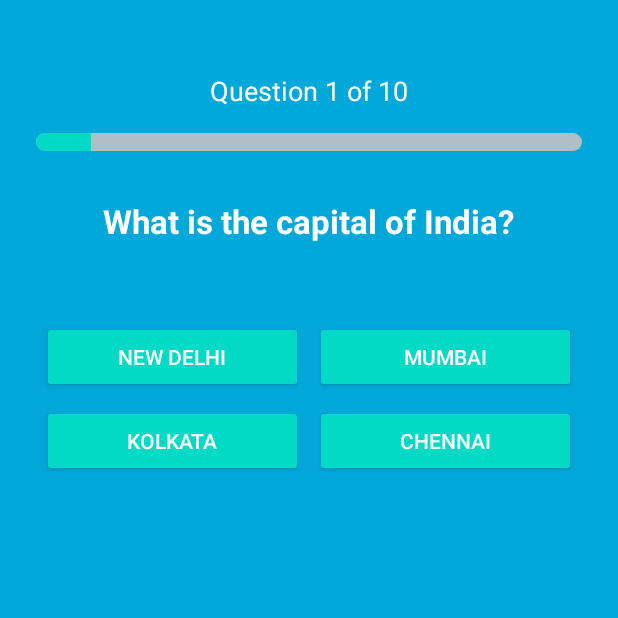
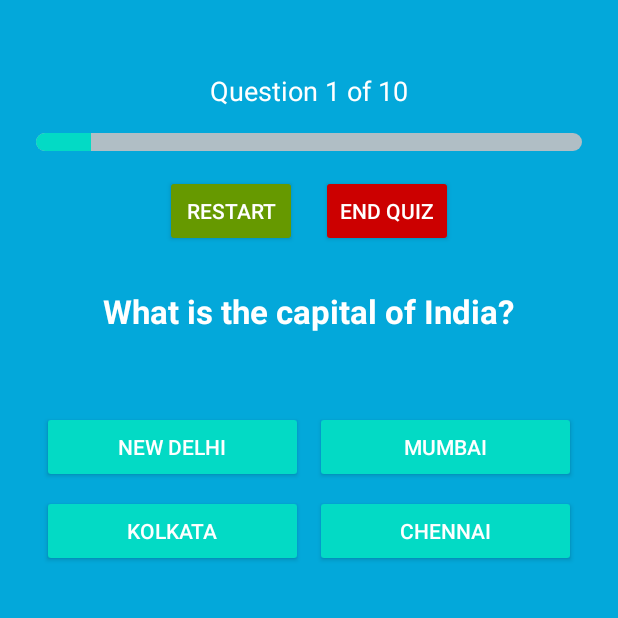
Before and after one commit to pranavpratheekmalleboyina/android-quizoku-app, an Android app: the MultiChoiceQuizActivity screen opened directly, with no data from a screen before it, on a phone screen of 412 x 824 dp, the top half of it. Run offline under Robolectric (Android 15) with nearby library versions, the phone set to English and light mode, and no system bars.

Commit message:
Added the restart and the end quiz buttons for both the modes

```diff
--- a/app/src/main/java/com/pranav/quizoku/MultiChoiceQuizActivity.java
+++ b/app/src/main/java/com/pranav/quizoku/MultiChoiceQuizActivity.java
@@ -15,7 +15,7 @@ import androidx.appcompat.app.AppCompatActivity;
 public class MultiChoiceQuizActivity extends AppCompatActivity {
 
     private TextView questionText, questionNumber;
-    private Button optionA, optionB, optionC, optionD;
+    private Button optionA, optionB, optionC, optionD, restartButton, endButton;
     private ProgressBar progressBar;
 
     private String[] questions = {
@@ -64,6 +64,9 @@ public class MultiChoiceQuizActivity extends AppCompatActivity {
         optionC = findViewById(R.id.option_c);
         optionD = findViewById(R.id.option_d);
 
+        restartButton = findViewById(R.id.restart_button);
+        endButton = findViewById(R.id.end_button);
+
         progressBar = findViewById(R.id.quiz_progress);
 
         soundPool = new SoundPool.Builder().setMaxStreams(2).build();
@@ -76,6 +79,28 @@ public class MultiChoiceQuizActivity extends AppCompatActivity {
         optionB.setOnClickListener(v -> checkAnswer(1));
         optionC.setOnClickListener(v -> checkAnswer(2));
         optionD.setOnClickListener(v -> checkAnswer(3));
+
+        restartButton.setOnClickListener(v -> {
+            new AlertDialog.Builder(this)
+                    .setTitle("End Quiz")
+                    .setMessage("Are you sure you want to end the quiz early? You would lose your progress.")
+                    .setPositiveButton("Yes", (dialog, which) -> {
+                        currentQuestion = 0;
+                        score = 0;
+                        updateQuestion();
+                    })
+                    .setNegativeButton("No", null)
+                    .show();
+        });
+
+        endButton.setOnClickListener(v -> {
+            new AlertDialog.Builder(this)
+                    .setTitle("End Quiz")
+                    .setMessage("Are you sure you want to end the quiz early? You would lose your progress.")
+                    .setPositiveButton("Yes", (dialog, which) -> showResultDialog())
+                    .setNegativeButton("No", null)
+                    .show();
+        });
     }
 
     private void updateQuestion() {
--- a/app/src/main/res/layout/activity_multi_choice_quiz.xml
+++ b/app/src/main/res/layout/activity_multi_choice_quiz.xml
@@ -28,6 +28,34 @@
         android:max="10"
         android:progressDrawable="@drawable/progress_bar_drawable" />
 
+    <LinearLayout
+        android:id="@+id/control_buttons"
+        android:layout_width="match_parent"
+        android:layout_height="wrap_content"
+        android:layout_below="@id/quiz_progress"
+        android:layout_marginTop="16dp"
+        android:orientation="horizontal"
+        android:gravity="center">
+
+        <Button
+            android:id="@+id/restart_button"
+            android:layout_width="wrap_content"
+            android:layout_height="wrap_content"
+            android:text="Restart"
+            android:layout_marginEnd="16dp"
+            android:backgroundTint="@android:color/holo_green_dark"
+            android:textColor="@android:color/white" />
+
+        <Button
+            android:id="@+id/end_button"
+            android:layout_width="wrap_content"
+            android:layout_height="wrap_content"
+            android:text="End Quiz"
+            android:backgroundTint="@android:color/holo_red_dark"
+            android:textColor="@android:color/white" />
+    </LinearLayout>
+
+
     <TextView
         android:id="@+id/mc_question"
         android:layout_width="wrap_content"
@@ -39,7 +67,7 @@
         android:gravity="center"
         android:layout_below="@id/question_number"
         android:layout_centerHorizontal="true"
-        android:layout_marginTop="60dp" />
+        android:layout_marginTop="120dp" />
 
     <GridLayout
         android:id="@+id/options_container"
```
Also changed, not shown: app/src/main/java/com/pranav/quizoku/TrueFalseQuizActivity.java (+26 -1 lines), app/src/main/res/layout/activity_true_false_quiz.xml (+27 -0 lines).
